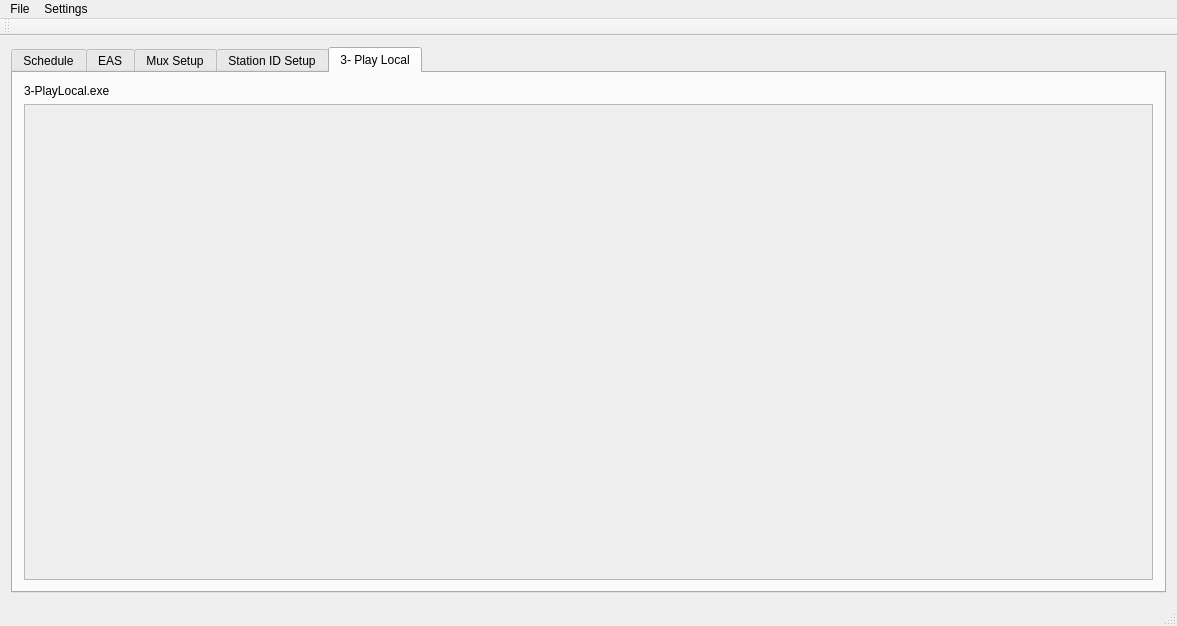
This is Source/mainwindow.ui in dedicatedbroadcastsolutions/TvARP as Qt 5 draws it before an edit. The edited form follows.
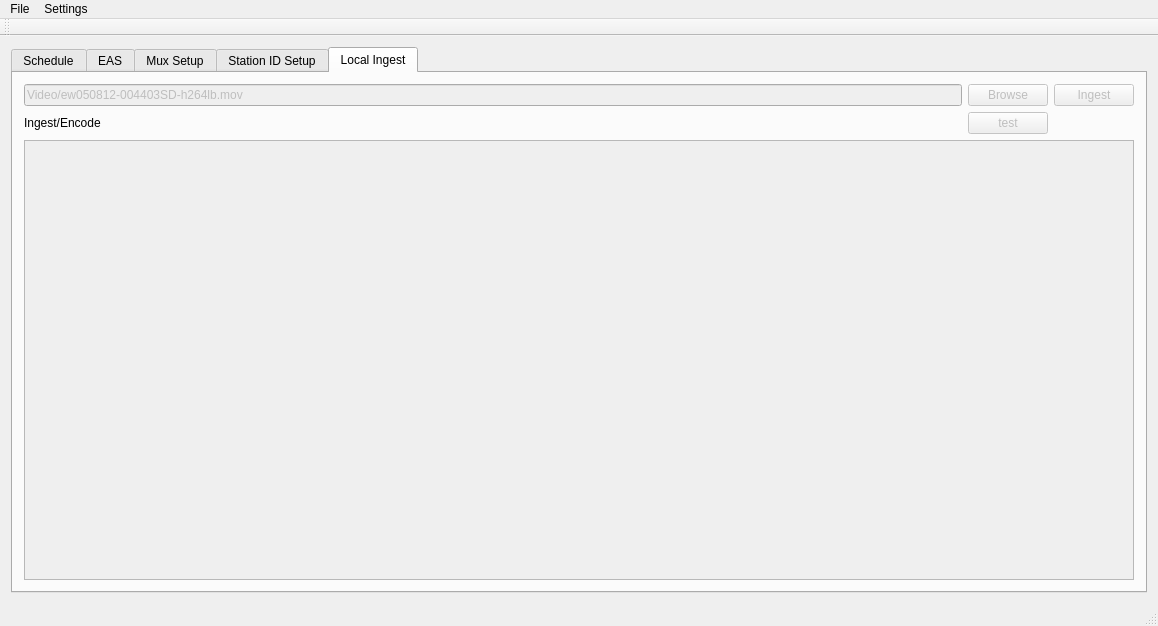
This is the edited form. The open tabs and pages were chosen to show the change. Icons and pictures are not drawn.

Commit message: fix stream and gui buttons

Patch:
```diff
--- a/Source/mainwindow.ui
+++ b/Source/mainwindow.ui
@@ -7,7 +7,7 @@
     <x>0</x>
     <y>0</y>
     <width>1062</width>
-    <height>494</height>
+    <height>584</height>
    </rect>
   </property>
   <property name="windowTitle">
@@ -297,9 +297,9 @@
               </widget>
              </item>
              <item row="0" column="6">
-              <widget class="QRadioButton" name="stream_file">
+              <widget class="QRadioButton" name="capture">
                <property name="text">
-                <string>Stream File</string>
+                <string>Capture</string>
                </property>
                <property name="checked">
                 <bool>true</bool>
@@ -1052,20 +1052,60 @@
       </widget>
       <widget class="QWidget" name="tab_6">
        <attribute name="title">
-        <string>3- Play Local</string>
+        <string>Local Ingest</string>
        </attribute>
        <layout class="QGridLayout" name="gridLayout_8">
-        <item row="0" column="0">
+        <item row="1" column="1">
+         <widget class="QPushButton" name="inputfile_browse">
+          <property name="enabled">
+           <bool>false</bool>
+          </property>
+          <property name="text">
+           <string>Browse</string>
+          </property>
+         </widget>
+        </item>
+        <item row="2" column="0">
          <widget class="QLabel" name="label_17">
           <property name="text">
-           <string>3-PlayLocal.exe</string>
+           <string>Ingest/Encode</string>
           </property>
          </widget>
         </item>
         <item row="1" column="0">
-         <widget class="QTextEdit" name="textEdit">
+         <widget class="QLineEdit" name="ingest_file">
           <property name="enabled">
            <bool>false</bool>
+          </property>
+          <property name="text">
+           <string>Video/ew050812-004403SD-h264lb.mov</string>
+          </property>
+         </widget>
+        </item>
+        <item row="1" column="2">
+         <widget class="QPushButton" name="ingest">
+          <property name="enabled">
+           <bool>false</bool>
+          </property>
+          <property name="text">
+           <string>Ingest</string>
+          </property>
+         </widget>
+        </item>
+        <item row="3" column="0" colspan="3">
+         <widget class="QTextEdit" name="ingest_display">
+          <property name="enabled">
+           <bool>false</bool>
+          </property>
+         </widget>
+        </item>
+        <item row="2" column="1">
+         <widget class="QPushButton" name="test">
+          <property name="enabled">
+           <bool>false</bool>
+          </property>
+          <property name="text">
+           <string>test</string>
           </property>
          </widget>
         </item>
```
The commit also changes 16 other files.
